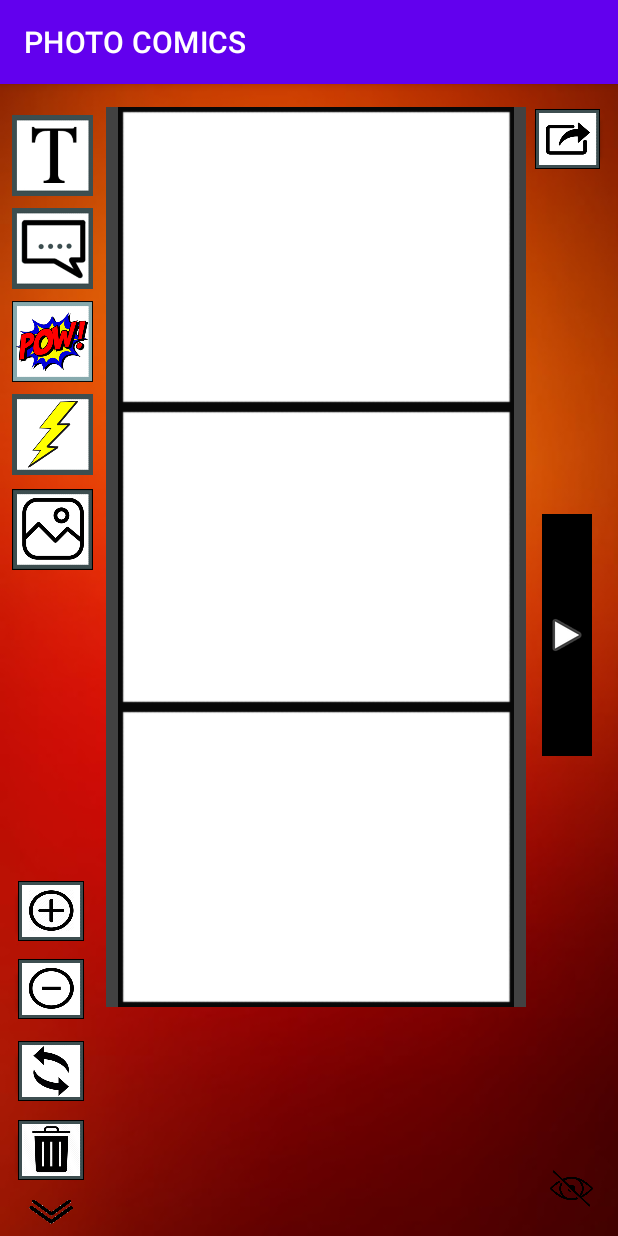
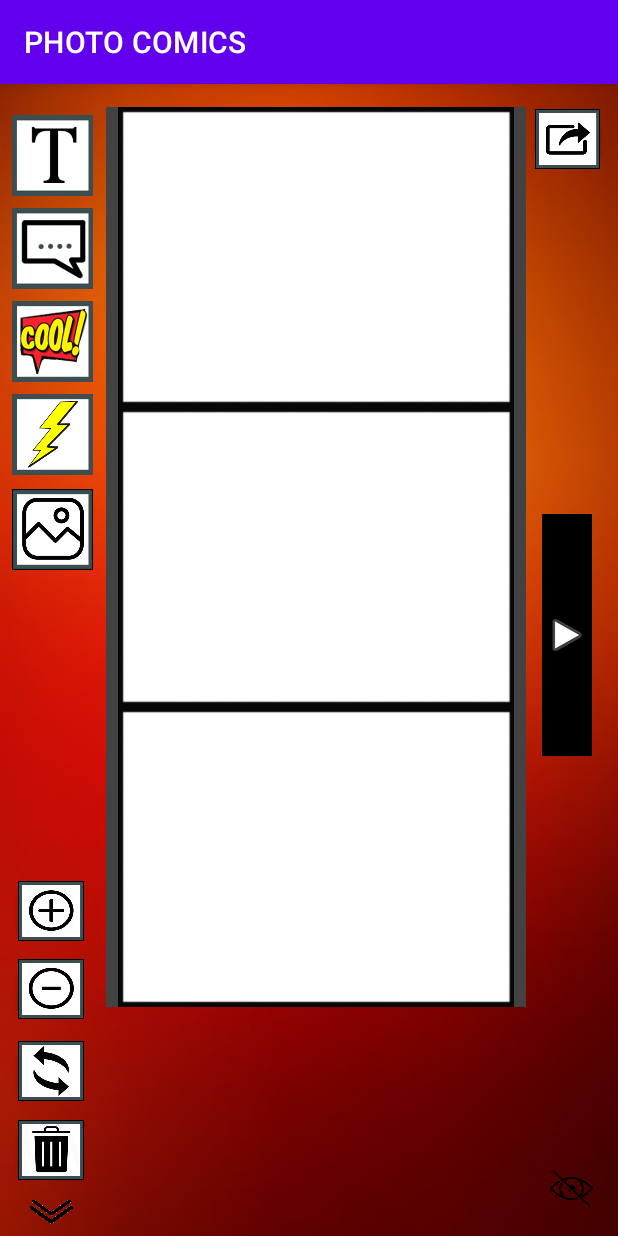
Before and after one commit to stevoh30/ComicStrip_Application, an Android app: the Activity_Template1 screen opened directly, with no data from a screen before it, on a phone screen of 412 x 824 dp. Run offline under Robolectric (Android 15) with nearby library versions, the phone set to English and light mode, and no system bars; Roboto replaces fonts that are not available here.

Commit message:
changed button design
changed generate graphics design on button

```diff
--- a/app/src/main/res/layout/activity__template1.xml
+++ b/app/src/main/res/layout/activity__template1.xml
@@ -90,7 +90,7 @@
         app:layout_constraintStart_toStartOf="parent"
         app:layout_constraintTop_toBottomOf="@+id/imgCreateBubble2"
         app:layout_constraintVertical_bias="0.0"
-        app:srcCompat="@drawable/generategraphic_pow" />
+        app:srcCompat="@drawable/generategraphic_icon" />
 
     <ImageView
         android:id="@+id/imgCreateGraphics2"
```
Also changed, not shown: app/src/main/res/drawable/generategraphic_icon.png (added).
